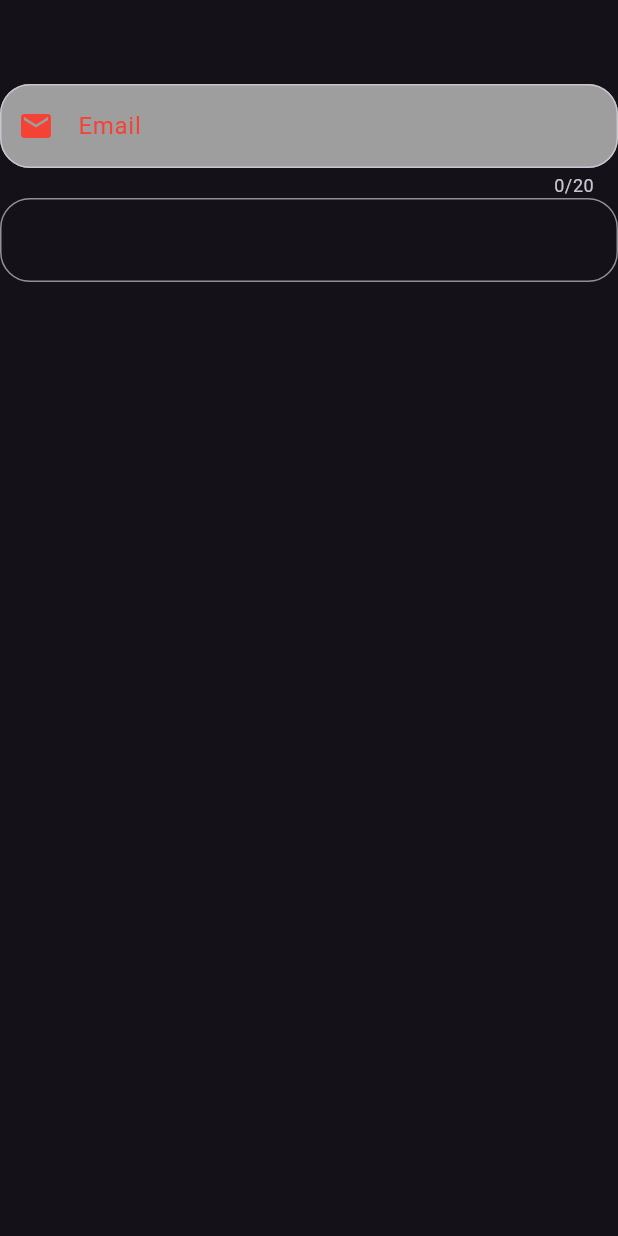
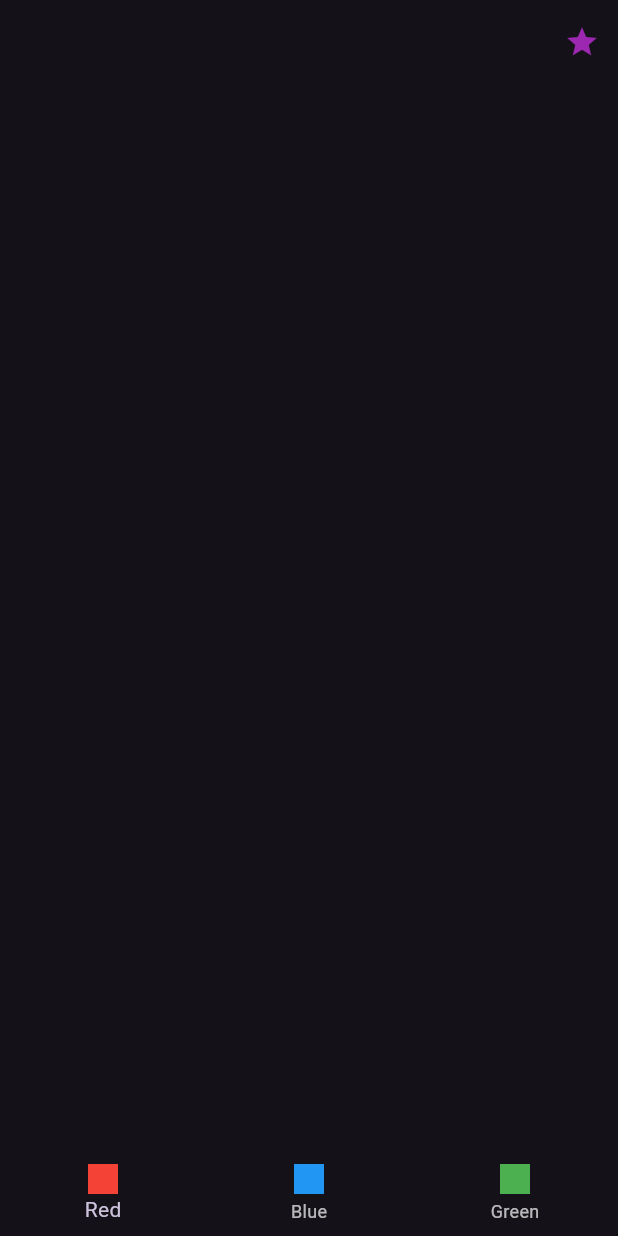
Before and after one commit to SertacN/flutter_learn, a Flutter app: the screen it shows after launch, on a phone screen of 412 x 824 dp. Run offline on Flutter 3.47's test engine with Material 3 defaults, Android fonts, the phone set to English and light mode, and no system bars.

Commit message:
Color lifecycle demos

```diff
--- /dev/null
+++ b/flutter_learn/lib/demos/color_change_screen.dart
@@ -0,0 +1,90 @@
+// 3 farklı button olacak. red,blue,green.
+// hangi butona tıklanırsa onun rengi arka plan olacak.
+import 'package:flutter/material.dart';
+
+class ColorChangeScreen extends StatefulWidget {
+  const ColorChangeScreen({super.key, this.initialColor});
+  final Color? initialColor;
+
+  @override
+  State<ColorChangeScreen> createState() => _ColorChangeScreenState();
+}
+
+class _ColorChangeScreenState extends State<ColorChangeScreen> {
+  //variable
+  Color? _backgroundColor;
+
+  //states
+  @override
+  void didUpdateWidget(covariant ColorChangeScreen oldWidget) {
+    super.didUpdateWidget(oldWidget);
+    if (oldWidget.initialColor != _backgroundColor && widget.initialColor != null) {
+      changeBackgroundColor(widget.initialColor!);
+    }
+  }
+
+  @override
+  void initState() {
+    super.initState();
+    _backgroundColor = widget.initialColor ?? Colors.transparent;
+  }
+
+  void changeBackgroundColor(Color color) {
+    setState(() {
+      _backgroundColor = color;
+    });
+  }
+
+  // app
+  @override
+  Widget build(BuildContext context) {
+    return Scaffold(
+      appBar: AppBar(),
+      backgroundColor: _backgroundColor,
+      bottomNavigationBar: BottomNavigationBar(onTap: _setBackgroundColor, items: const [
+        BottomNavigationBarItem(icon: _NavbarColoredContainerItem(color: ContainerColor.redColor), label: 'Red'),
+        BottomNavigationBarItem(icon: _NavbarColoredContainerItem(color: ContainerColor.blueColor), label: 'Blue'),
+        BottomNavigationBarItem(icon: _NavbarColoredContainerItem(color: ContainerColor.greenColor), label: 'Green')
+      ]),
+    );
+  }
+
+// methods
+  void _setBackgroundColor(value) {
+    setState(() {
+      if (value == _MyColors.red.index) {
+        changeBackgroundColor(Colors.red);
+      } else if (value == _MyColors.blue.index) {
+        changeBackgroundColor(Colors.blue);
+      } else if (value == _MyColors.green.index) {
+        changeBackgroundColor(Colors.green);
+      }
+    });
+  }
+}
+
+class _NavbarColoredContainerItem extends StatelessWidget {
+  const _NavbarColoredContainerItem({required this.color});
+  final Color color;
+  @override
+  Widget build(BuildContext context) {
+    return Container(
+      width: ContainerSize.width,
+      height: ContainerSize.height,
+      color: color,
+    );
+  }
+}
+
+class ContainerSize {
+  static const width = 20.0;
+  static const height = 20.0;
+}
+
+class ContainerColor {
+  static const redColor = Colors.red;
+  static const blueColor = Colors.blue;
+  static const greenColor = Colors.green;
+}
+
+enum _MyColors { red, blue, green }
--- /dev/null
+++ b/flutter_learn/lib/demos/color_life_cycle.dart
@@ -0,0 +1,43 @@
+// colorChangeScreen burada gösterilecek ve ekranın yarısını kaplayacak.
+// sağ üstte bir 'x' ikonu olacak
+// 'x' ikonuna tıklandığında arka plan rengi mor olacak.
+import 'package:flutter/material.dart';
+import 'package:flutter_learn/demos/color_change_screen.dart';
+
+class ColorLifecycle extends StatefulWidget {
+  const ColorLifecycle({super.key});
+
+  @override
+  State<ColorLifecycle> createState() => _ColorLifecycleState();
+}
+
+class _ColorLifecycleState extends State<ColorLifecycle> {
+  //variable
+  Color? _backgroundColor;
+
+  @override
+  Widget build(BuildContext context) {
+    return Scaffold(
+        appBar: AppBar(actions: [
+          IconButton(
+              onPressed: () {
+                setState(() {
+                  _backgroundColor = Colors.purple;
+                });
+              },
+              icon: const Icon(
+                Icons.star_purple500_outlined,
+                color: Colors.purple,
+              ))
+        ]),
+        body: Column(
+          children: [
+            const Spacer(),
+            Expanded(
+                child: ColorChangeScreen(
+              initialColor: _backgroundColor,
+            ))
+          ],
+        ));
+  }
+}
--- a/flutter_learn/lib/main.dart
+++ b/flutter_learn/lib/main.dart
@@ -1,6 +1,6 @@
 import 'package:flutter/material.dart';
 import 'package:flutter/services.dart';
-import 'package:flutter_learn/100/text_field_learn.dart';
+import 'package:flutter_learn/demos/color_life_cycle.dart';
 
 void main() {
   runApp(const MyApp());
@@ -34,7 +34,7 @@ class MyApp extends StatelessWidget {
             elevation: 0,
             systemOverlayStyle: SystemUiOverlayStyle.light,
           )),
-      home: const TextFieldLearn(),
+      home: const ColorLifecycle(),
     );
   }
 }
```
Also changed, not shown: 1 other file.
